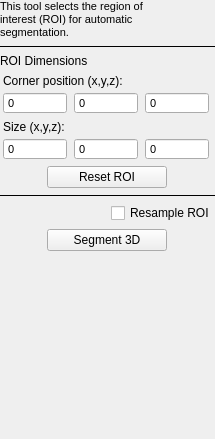
Old version of the form GUI/Qt/Components/SnakeToolROIPanel.ui in the repository taigw/itksnap_3.2.
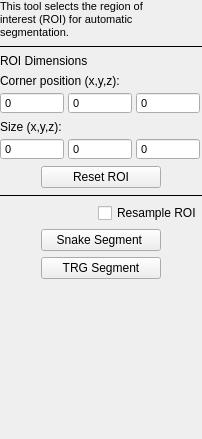
New version of the form.

Diff of the .ui file:
```diff
--- a/GUI/Qt/Components/SnakeToolROIPanel.ui
+++ b/GUI/Qt/Components/SnakeToolROIPanel.ui
@@ -6,7 +6,7 @@
    <rect>
     <x>0</x>
     <y>0</y>
-    <width>215</width>
+    <width>202</width>
     <height>439</height>
    </rect>
   </property>
@@ -315,13 +315,38 @@
          </font>
         </property>
         <property name="text">
-         <string>Segment 3D</string>
+         <string>Snake Segment </string>
         </property>
        </widget>
       </item>
      </layout>
     </widget>
    </item>
+   <item alignment="Qt::AlignHCenter">
+    <widget class="QPushButton" name="trgSegButton">
+     <property name="sizePolicy">
+      <sizepolicy hsizetype="Fixed" vsizetype="Fixed">
+       <horstretch>0</horstretch>
+       <verstretch>0</verstretch>
+      </sizepolicy>
+     </property>
+     <property name="minimumSize">
+      <size>
+       <width>120</width>
+       <height>0</height>
+      </size>
+     </property>
+     <property name="maximumSize">
+      <size>
+       <width>135</width>
+       <height>16777215</height>
+      </size>
+     </property>
+     <property name="text">
+      <string>TRG Segment</string>
+     </property>
+    </widget>
+   </item>
    <item>
     <spacer name="verticalSpacer">
      <property name="orientation">
```
